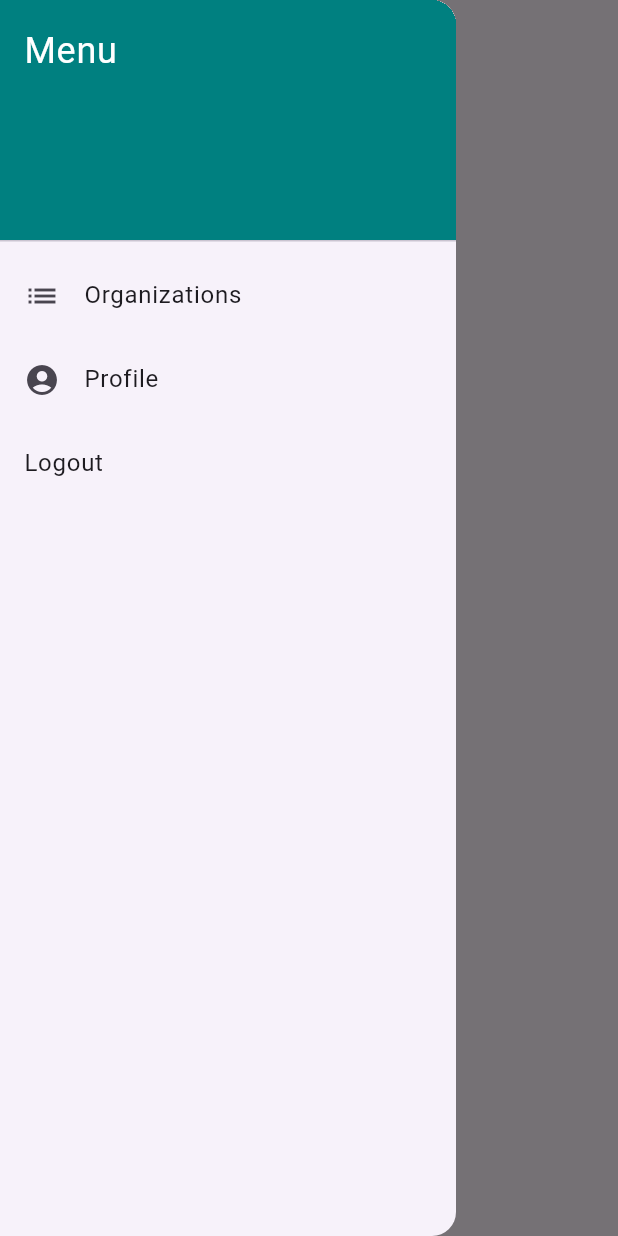
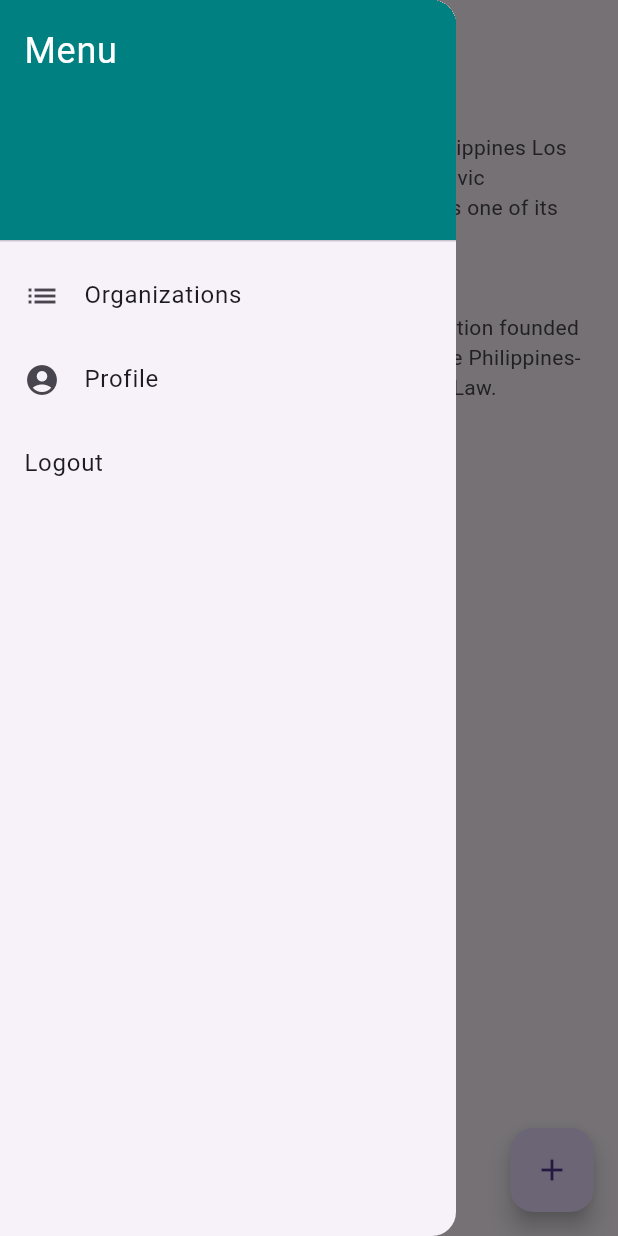
Before and after one commit to ianberana/CMSC-23-Project, a Flutter app: the DonorPage screen opened directly, with the side drawer open, on a phone screen of 412 x 824 dp. Run offline on Flutter 3.47's test engine with Material 3 defaults, Android fonts, the phone set to English and light mode, and no system bars; our stand-ins replace cloud_firestore, file_picker, firebase_auth, firebase_core, firebase_storage, google_fonts and 2 more; accounts and stored records are empty.

Commit message:
added organization list

```diff
--- a/lib/pages/donor/donor_page.dart
+++ b/lib/pages/donor/donor_page.dart
@@ -1,28 +1,91 @@
-// import 'package:cloud_firestore/cloud_firestore.dart';
-import 'package:elbi_donate/pages/donor/donor_drawer.dart';
 import 'package:flutter/material.dart';
+import 'dart:io';
+import 'package:image_picker/image_picker.dart';
 import 'package:provider/provider.dart';
 import '../../providers/auth_provider.dart';
-import 'donor_profile.dart';
+//import '../../providers/donation_provider.dart';
+import '../../models/donation_model.dart';
+import 'donor_drawer.dart';
 
 class DonorPage extends StatefulWidget {
-  const DonorPage({super.key});
+  const DonorPage({Key? key}) : super(key: key);
 
   @override
   State<DonorPage> createState() => _DonorPageState();
 }
 
 class _DonorPageState extends State<DonorPage> {
+  File? photo;
+
   @override
   Widget build(BuildContext context) {
     return Scaffold(
-        drawer: DonorDrawer(),
-        appBar: AppBar(
-          title: const Text("Donors Page"),
-        ),
-        body: Container()
+      drawer: DonorDrawer(),
+      appBar: AppBar(
+        title: const Text("Donors Page"),
+      ),
+      body: ListView(
+        children: [
+          ListTile(
+            title: Text("Red Cross Youth of UPLB"),
+            subtitle: Text("The Red Cross Youth of University of the Philippines Los Banos is a non profit, mass based, student civic organization that aims to uphold humanity as one of its principles."),
+            onTap: () {
+              // Add action when Organization 1 is tapped
+            },
+          ),
+          ListTile(
+            title: Text("Umalohokan Inc."),
+            subtitle: Text("Umalohokan, Inc. is a socio-cultural organization founded on December 21, 1977 in the University of the Philippines-Los Baños, at the height of the 1972 Martial Law."),
+            onTap: () {
+              // Add action when Organization 2 is tapped
+            },
+          ),
+          // Add more ListTile widgets for additional organizations
+        ],
+      ),
+      floatingActionButton: FloatingActionButton(
+        onPressed: () async {
+          // Add static donation
+          File? photo = await pickImageFromGallery();
 
-        );
+          // Donation donation = Donation(
+          //   dateCreated: DateTime.now(),
+          //   item: "food",
+          //   delivery: "pickup",
+          //   weight: 20,
+          //   dateDelivery: DateTime.now(),
+          //   address: ["Los Banos, Laguna"],
+          //   contact: "09123456789",
+          //   donorId: "VLYloaQO4QwZS8Ve0ouE",
+          // );
+          // await context
+          //     .read<DonationListProvider>()
+          //     .addDonation(donation, photo!);
+        },
+        child: const Icon(Icons.add_outlined),
+      ),
+    );
   }
 
+  Future<File?> pickImageFromGallery() async {
+    final image =
+        await ImagePicker().pickImage(source: ImageSource.gallery);
+
+    if (image == null) {
+      return null;
+    } else {
+      return File(image.path);
+    }
+  }
+
+  Future<File?> pickImageFromCamera() async {
+    final image =
+        await ImagePicker().pickImage(source: ImageSource.camera);
+
+    if (image == null) {
+      return null;
+    } else {
+      return File(image.path);
+    }
+  }
 }
```
